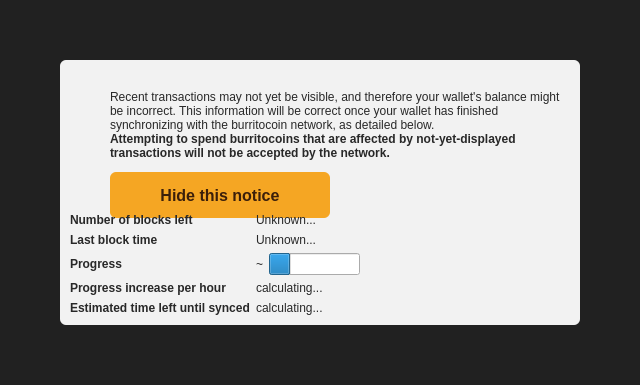
This is src/qt/forms/modaloverlay.ui in BurritoCoinDev/BurritoCoin as Qt 5 draws it before an edit. The edited form follows.
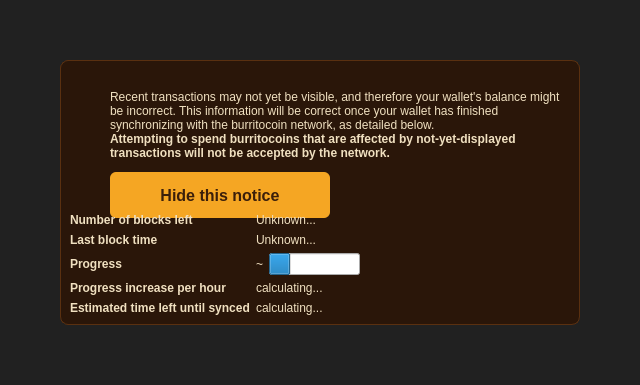
This is the edited form. Icons and pictures are not drawn.

What changed in the file:
```diff
--- a/src/qt/forms/modaloverlay.ui
+++ b/src/qt/forms/modaloverlay.ui
@@ -50,9 +50,9 @@
       <item>
        <widget class="QWidget" name="contentWidget" native="true">
         <property name="styleSheet">
-         <string notr="true">#contentWidget { background: rgba(255,255,255,240); border-radius: 6px; }
+         <string notr="true">#contentWidget { background: rgba(42,22,8,247); border: 1px solid #5a3010; border-radius: 8px; }
 
-QLabel { color: rgb(40,40,40);  }</string>
+QLabel { color: #f0e0c0; }</string>
         </property>
         <layout class="QVBoxLayout" name="verticalLayoutSub" stretch="1,0,0">
          <property name="spacing">
```
